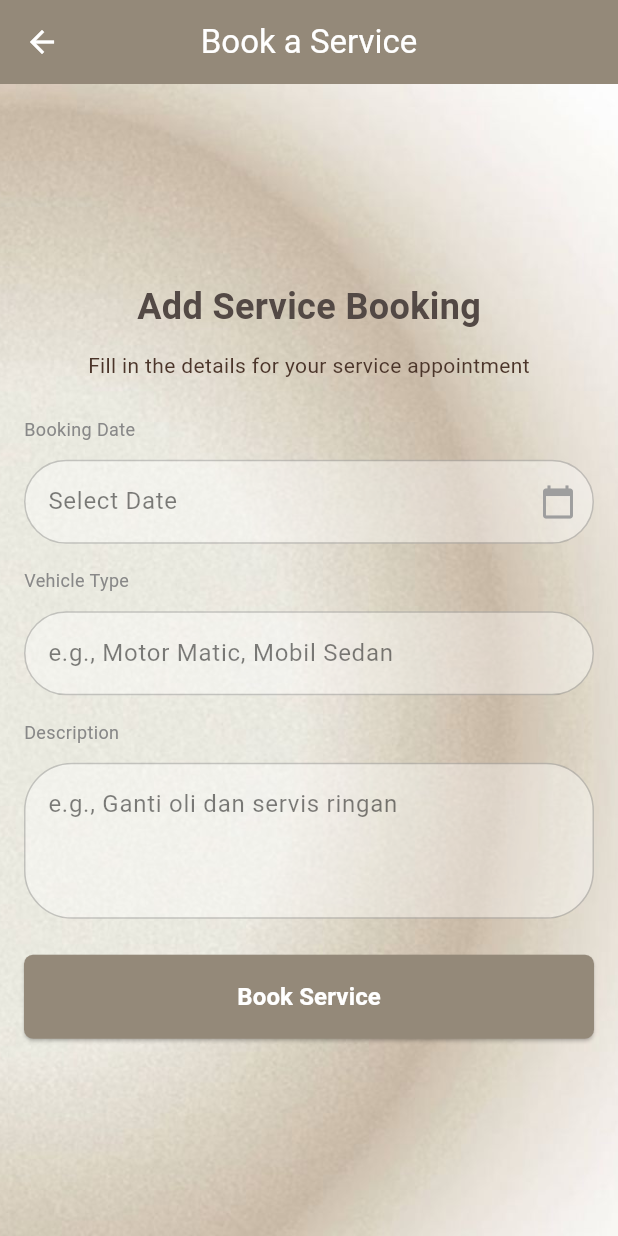
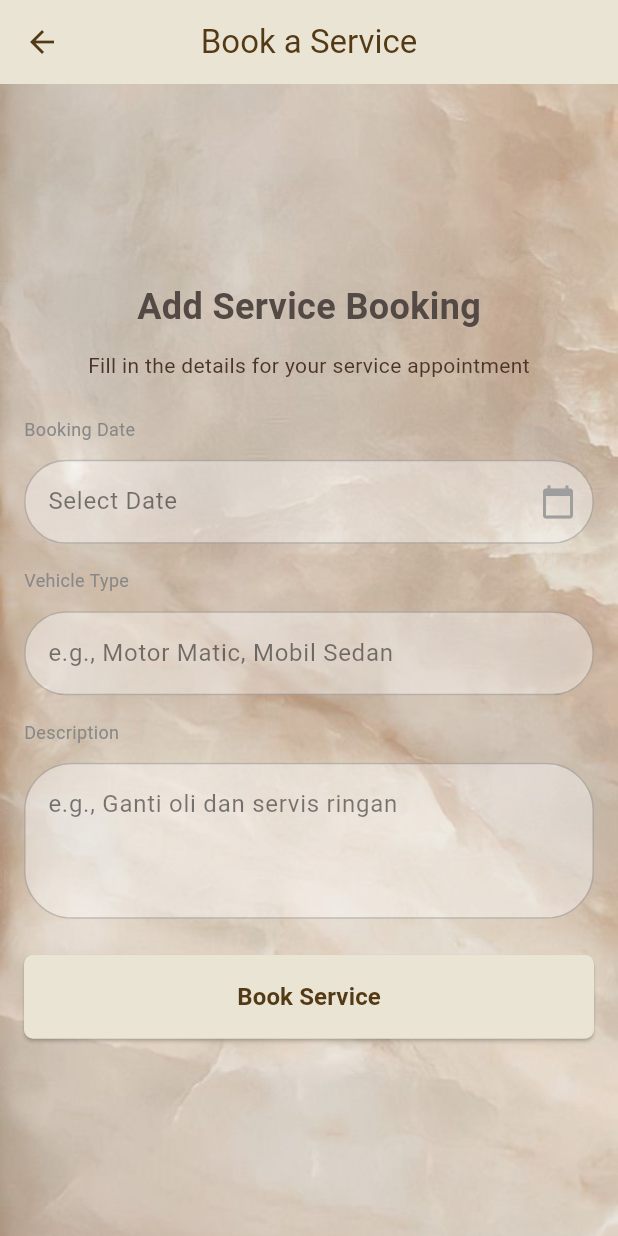
Before and after one commit to ayriskaayunda/bengkel_app, a Flutter app: the HomeScreen16 screen opened by its route, after a tap on "Book a Service", on a phone screen of 412 x 824 dp. Run offline on Flutter 3.47's test engine with Material 3 defaults, Android fonts, the phone set to English and light mode, and no system bars; our stand-ins replace shared_preferences; accounts and stored records are empty.

Commit message:
Change: UI Design and Model

```diff
--- a/lib/add_booking_servis_screen.dart
+++ b/lib/add_booking_servis_screen.dart
@@ -98,8 +98,8 @@ class _BookingServisScreenState extends State<BookingServisScreen> {
       appBar: AppBar(
         title: const Text('Book a Service'),
         centerTitle: true,
-        backgroundColor: AppColor.beige8,
-        foregroundColor: Colors.white,
+        backgroundColor: AppColor.beige7,
+        foregroundColor: AppColor.beige2,
       ),
       body: Form(
         key: _formKey,
@@ -173,7 +173,7 @@ class _BookingServisScreenState extends State<BookingServisScreen> {
                   child: ElevatedButton(
                     onPressed: _isLoading ? null : _handleBookingServis,
                     style: ElevatedButton.styleFrom(
-                      backgroundColor: AppColor.beige8,
+                      backgroundColor: AppColor.beige7,
                       shape: RoundedRectangleBorder(
                         borderRadius: BorderRadius.circular(6),
                       ),
@@ -185,7 +185,7 @@ class _BookingServisScreenState extends State<BookingServisScreen> {
                             style: TextStyle(
                               fontSize: 16,
                               fontWeight: FontWeight.bold,
-                              color: Colors.white,
+                              color: AppColor.beige2,
                             ),
                           ),
                   ),
@@ -204,7 +204,7 @@ class _BookingServisScreenState extends State<BookingServisScreen> {
       width: double.infinity,
       decoration: const BoxDecoration(
         image: DecorationImage(
-          image: AssetImage("assets/images/background6.jpg"),
+          image: AssetImage("assets/images/background11.jpg"),
           fit: BoxFit.cover,
         ),
       ),
--- a/lib/home_screen.dart
+++ b/lib/home_screen.dart
@@ -101,7 +101,7 @@ class HomeScreen16 extends StatelessWidget {
                   const Text(
                     'Welcome to Ayundaars App!',
                     style: TextStyle(
-                      fontSize: 22,
+                      fontSize: 30,
                       fontWeight: FontWeight.bold,
                       color: AppColor.beige2,
                     ),
--- a/lib/main.dart
+++ b/lib/main.dart
@@ -14,7 +14,6 @@ void main() {
 class MyApp extends StatelessWidget {
   const MyApp({super.key});
 
-  // This widget is the root of your application.
   @override
   Widget build(BuildContext context) {
     return MaterialApp(
--- a/lib/models/delete_servis_response.dart
+++ b/lib/models/delete_servis_response.dart
@@ -1,24 +1,20 @@
-/// Represents the response structure for deleting a service.
 class DeleteServisResponse {
-  /// A message indicating the result of the deletion.
   final String? message;
 
-  /// Data field, which is expected to be null on successful deletion.
-  final dynamic data; // Use dynamic as it can be null
+  final dynamic data;
 
-  /// Constructor for the DeleteServisResponse model.
   DeleteServisResponse({this.message, this.data});
 
-  /// Factory constructor to create a DeleteServisResponse object from a JSON map.
   factory DeleteServisResponse.fromJson(Map<String, dynamic> json) {
     return DeleteServisResponse(
       message: json['message'] as String?,
-      data: json['data'], // Data can be null
+      data: json['data'],
     );
   }
 
-  /// Converts this DeleteServisResponse object to a JSON map.
   Map<String, dynamic> toJson() {
     return {'message': message, 'data': data};
   }
 }
+//model ini untuk menangani respon dari API ketika user menghapus data servis
+//untuk menghapus riwayat servis dan juga membatalkan pemesanan
--- a/lib/models/servis_status.dart
+++ b/lib/models/servis_status.dart
@@ -1,7 +1,3 @@
-// To parse this JSON data, do
-//
-//     final statusServis = statusServisFromJson(jsonString);
-
 import 'dart:convert';
 
 StatusServis statusServisFromJson(String str) =>
@@ -33,3 +29,5 @@ class Data {
 
   Map<String, dynamic> toJson() => {"status": status};
 }
+// model untuk menangani data status dari servis yang dikirim atau diterima dari backend bentuk JSON
+//menampilkan status seperti menunggu , di proses,selesasi
--- a/lib/models/servis_status_data.dart
+++ b/lib/models/servis_status_data.dart
@@ -1,17 +1,14 @@
 class ServisStatusData {
-  /// The status of the service (e.g., "Selesai").
   final String? status;
 
-  /// Constructor for the ServisStatusData model.
   ServisStatusData({this.status});
 
-  /// Factory constructor to create a ServisStatusData object from a JSON map.
   factory ServisStatusData.fromJson(Map<String, dynamic> json) {
     return ServisStatusData(status: json['status'] as String?);
   }
 
-  /// Converts this ServisStatusData object to a JSON map.
   Map<String, dynamic> toJson() {
     return {'status': status};
   }
 }
+//ini untuk menyimpan datau mengambil status dari suatu servis seperti menunggu,diproses,selesai,dan dibatalkan
```
Also changed, not shown: lib/models/auth_data.dart (+2 -6 lines), lib/models/booking_servis_data.dart (+0 -11 lines), lib/models/booking_servis_response.dart (+3 -8 lines), lib/models/login_response.dart (+3 -7 lines), lib/models/register_response.dart (+3 -8 lines), lib/models/servis.dart (+9 -21 lines), lib/models/servis_history_response.dart (+4 -8 lines), lib/models/servis_list_response.dart (+2 -7 lines), lib/models/servis_response.dart (+4 -8 lines), lib/models/servis_status_response.dart (+3 -7 lines), lib/models/single_servis_status.dart (+1 -7 lines), lib/my_services_screen.dart (+8 -6 lines), lib/servis_history_screen.dart (+3 -5 lines), assets/images/background12.jpg (added).
